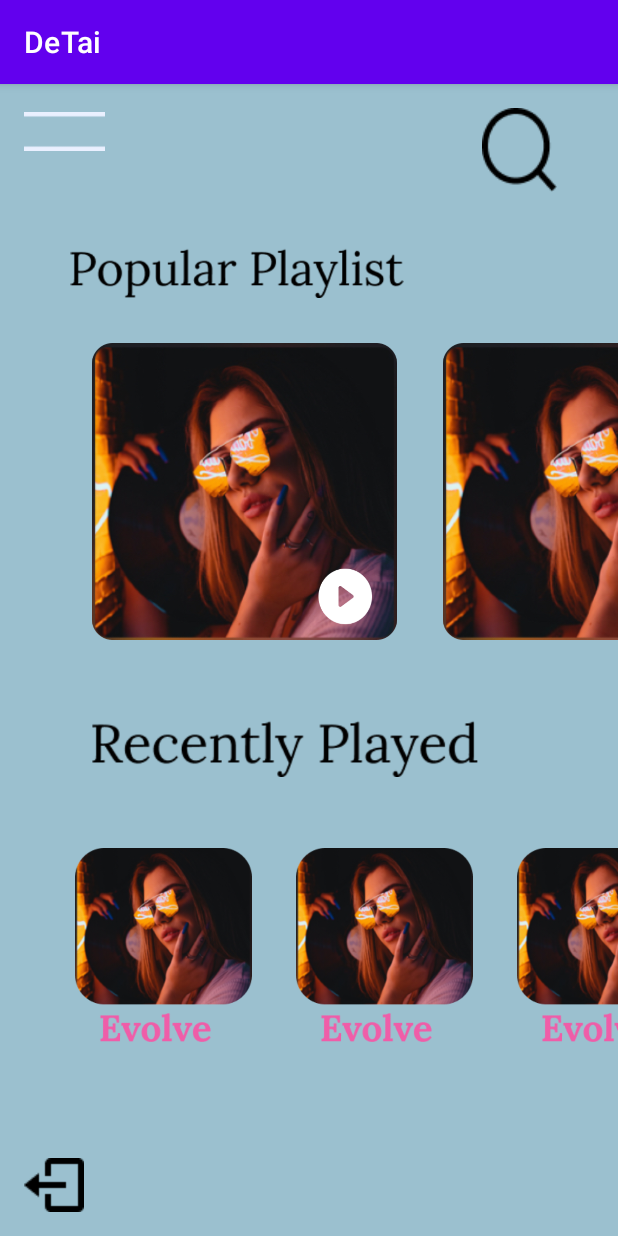
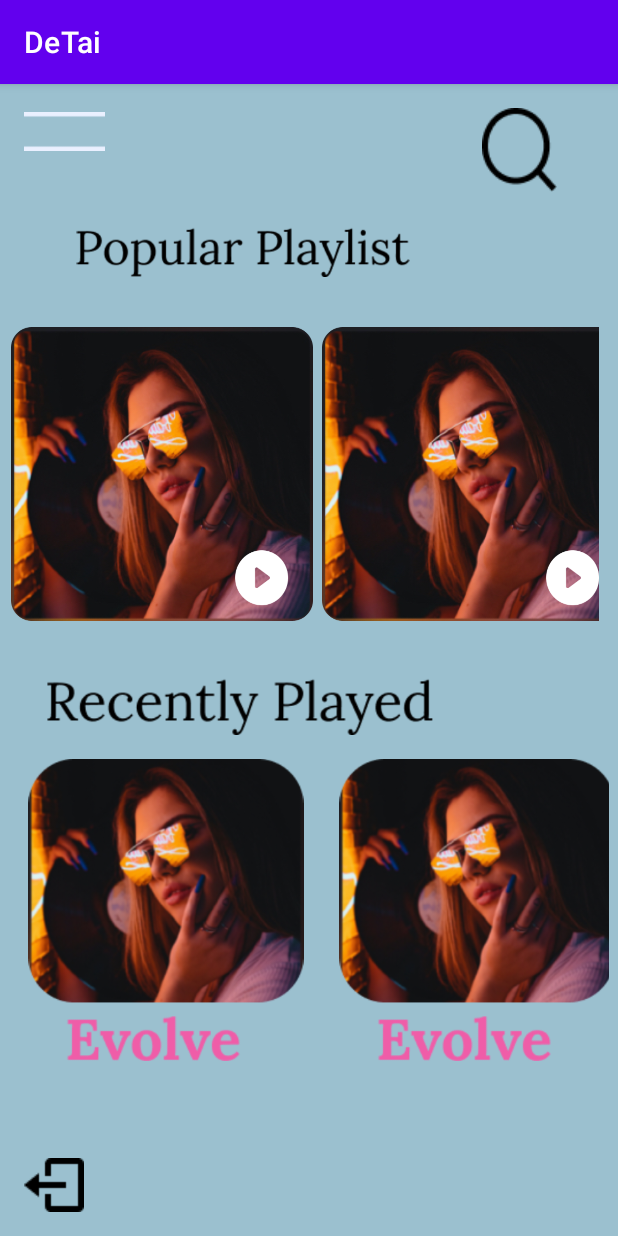
Before and after one commit to PhamXuanVu/Subproject_MA_14CTT_MaiVu, an Android app: the Screen2 screen opened directly, with no data from a screen before it, on a phone screen of 412 x 824 dp. Run offline under Robolectric (Android 15) with nearby library versions, the phone set to English and light mode, and no system bars.

Commit message:
qm update UI

```diff
--- a/app/build.gradle
+++ b/app/build.gradle
@@ -35,6 +35,7 @@ dependencies {
     implementation 'com.google.android.gms:play-services-base:17.6.0'
     implementation 'com.google.android.gms:play-services-auth:19.2.0'
     implementation 'com.google.android.gms:play-services-maps:18.0.0'
+    implementation 'org.jetbrains:annotations:15.0'
     testImplementation 'junit:junit:4.+'
     androidTestImplementation 'androidx.test.ext:junit:1.1.3'
     androidTestImplementation 'androidx.test.espresso:espresso-core:3.4.0'
--- a/app/src/main/java/com/example/detai/MainActivity.java
+++ b/app/src/main/java/com/example/detai/MainActivity.java
@@ -30,7 +30,6 @@ public class MainActivity extends AppCompatActivity {
     protected void onCreate(Bundle savedInstanceState) {
         super.onCreate(savedInstanceState);
         setContentView(R.layout.activity_main);
-
         btnLogin = findViewById(R.id.btn_gg);
         btnLogin.setOnClickListener(new View.OnClickListener() {
             @Override
--- /dev/null
+++ b/app/src/main/java/com/example/detai/SanPham.java
@@ -0,0 +1,21 @@
+package com.example.detai;
+
+public class SanPham {
+    private int anh;
+
+    public SanPham(int anh) {
+        this.anh = anh;
+    }
+
+    public SanPham() {
+    }
+
+    public int getAnh() {
+        return anh;
+    }
+
+    public void setAnh(int anh) {
+        this.anh = anh;
+    }
+
+}
--- /dev/null
+++ b/app/src/main/java/com/example/detai/SanPhamAdapter2.java
@@ -0,0 +1,62 @@
+package com.example.detai;
+
+import android.content.Context;
+import android.content.Intent;
+import android.view.LayoutInflater;
+import android.view.View;
+import android.view.ViewGroup;
+import android.widget.ImageView;
+import android.widget.TextView;
+
+import androidx.annotation.NonNull;
+import androidx.recyclerview.widget.RecyclerView;
+
+import java.util.ArrayList;
+
+public class SanPhamAdapter2 extends RecyclerView.Adapter<SanPhamAdapter2.SamPhamViewHolder> {
+    private ArrayList<SanPham> list = new ArrayList<>();
+    private Context context;
+    @NonNull
+    @Override
+    public SamPhamViewHolder onCreateViewHolder(@NonNull ViewGroup parent, int viewType) {
+        View view = LayoutInflater.from(parent.getContext()).inflate(R.layout.list_view_s2,parent,false);
+        SamPhamViewHolder samPhamViewHolder = new SamPhamViewHolder(view);
+        return samPhamViewHolder;
+    }
+
+    public SanPhamAdapter2(ArrayList<SanPham> list, Context context) {
+        this.list = list;
+        this.context = context;
+    }
+
+    @Override
+    public void onBindViewHolder(@NonNull SanPhamAdapter2.SamPhamViewHolder holder, int position) {
+        SanPham sanPham =list.get(position);
+        holder.imageView.setImageResource(sanPham.getAnh());
+    }
+
+    @Override
+    public int getItemCount() {
+        return list.size();
+    }
+
+    public class SamPhamViewHolder extends RecyclerView.ViewHolder {
+        private TextView name , gia;
+        private ImageView imageView;
+        public SamPhamViewHolder(@NonNull  View itemView) {
+            super(itemView);
+            imageView = itemView.findViewById(R.id.image);
+
+            itemView.setOnClickListener(new View.OnClickListener() {
+                @Override
+                public void onClick(View v) {
+                    int mPosition = getLayoutPosition();
+                    SanPham sanPham = list.get(mPosition);
+                    Intent intent = new Intent(context,Screen3.class);
+                    intent.putExtra("img",sanPham.getAnh());
+                    context.startActivity(intent);
+                }
+            });
+        }
+    }
+}
--- a/app/src/main/java/com/example/detai/Screen2.java
+++ b/app/src/main/java/com/example/detai/Screen2.java
@@ -2,12 +2,14 @@ package com.example.detai;
 
 import androidx.annotation.NonNull;
 import androidx.appcompat.app.AppCompatActivity;
+import androidx.recyclerview.widget.GridLayoutManager;
+import androidx.recyclerview.widget.RecyclerView;
 
 import android.content.Intent;
 import android.os.Bundle;
 import android.view.View;
-import android.widget.Button;
 import android.widget.ImageView;
+import android.widget.TextView;
 import android.widget.Toast;
 
 import com.google.android.gms.auth.api.signin.GoogleSignIn;
@@ -16,10 +18,21 @@ import com.google.android.gms.auth.api.signin.GoogleSignInOptions;
 import com.google.android.gms.tasks.OnCompleteListener;
 import com.google.android.gms.tasks.Task;
 
+import java.util.ArrayList;
+
 public class Screen2 extends AppCompatActivity {
     private ImageView img1;
     private GoogleSignInClient mGoogleSignInClient;
     private ImageView bt_logout;
+
+    private TextView textView;
+    private RecyclerView recyclerView,recyclerView2;
+    private RecyclerView.LayoutManager layoutManager;
+    private SanPhamAdapter2 adapter;
+    private ArrayList<SanPham> sanPhams = new ArrayList<>();
+
+    private ArrayList<SanPham> sanPham2s = new ArrayList<>();
+
     @Override
     protected void onCreate(Bundle savedInstanceState) {
         super.onCreate(savedInstanceState);
@@ -30,16 +43,6 @@ public class Screen2 extends AppCompatActivity {
                 .build();
         mGoogleSignInClient = GoogleSignIn.getClient(this, gso);
 
-
-
-        img1 = findViewById(R.id.img1);
-        img1.setOnClickListener(new View.OnClickListener() {
-            @Override
-            public void onClick(View view) {
-                Intent intent = new Intent(Screen2.this,Screen3.class);
-                startActivity(intent);
-            }
-        });
         bt_logout = findViewById(R.id.bt_logout);
         bt_logout.setOnClickListener(new View.OnClickListener() {
             @Override
@@ -52,6 +55,29 @@ public class Screen2 extends AppCompatActivity {
                 }
             }
         });
+
+        recyclerView = findViewById(R.id.recyclerView1);
+        sanPhams.add(new SanPham(R.drawable.img_1));
+        sanPhams.add(new SanPham(R.drawable.img_1));
+        sanPhams.add(new SanPham(R.drawable.img_1));
+        sanPhams.add(new SanPham(R.drawable.img_1));
+        sanPhams.add(new SanPham(R.drawable.img_1));
+        layoutManager = new GridLayoutManager(Screen2.this, 1, GridLayoutManager.HORIZONTAL, false);
+        adapter = new SanPhamAdapter2(sanPhams, Screen2.this);
+        recyclerView.setAdapter(adapter);
+        recyclerView.setLayoutManager(layoutManager);
+
+
+        recyclerView2 = findViewById(R.id.recyclerView2);
+        sanPham2s.add(new SanPham(R.drawable.img_2));
+        sanPham2s.add(new SanPham(R.drawable.img_2));
+        sanPham2s.add(new SanPham(R.drawable.img_2));
+        sanPham2s.add(new SanPham(R.drawable.img_2));
+        sanPham2s.add(new SanPham(R.drawable.img_2));
+        layoutManager = new GridLayoutManager(Screen2.this, 1, GridLayoutManager.HORIZONTAL, false);
+        adapter = new SanPhamAdapter2(sanPham2s, Screen2.this);
+        recyclerView2.setAdapter(adapter);
+        recyclerView2.setLayoutManager(layoutManager);
     }
     private void signOut() {
         mGoogleSignInClient.signOut()
--- a/app/src/main/res/layout/activity_main.xml
+++ b/app/src/main/res/layout/activity_main.xml
@@ -49,6 +49,7 @@
         android:layout_marginStart="102dp"
         android:layout_marginTop="43dp"
         android:ems="10"
+        android:hint="password"
         android:inputType="textPassword"
         app:layout_constraintStart_toStartOf="parent"
         app:layout_constraintTop_toBottomOf="@+id/et_user" />
--- a/app/src/main/res/layout/activity_screen2.xml
+++ b/app/src/main/res/layout/activity_screen2.xml
@@ -7,34 +7,6 @@
     android:background="#9BC0CF"
     android:backgroundTint="#9BC0CF"
     tools:context=".Screen2">
-
-    <ImageView
-        android:id="@+id/imageView9"
-        android:layout_width="234dp"
-        android:layout_height="198dp"
-        android:layout_marginTop="30dp"
-        app:layout_constraintStart_toEndOf="@+id/img1"
-        app:layout_constraintTop_toBottomOf="@+id/imageView3"
-        app:srcCompat="@drawable/img_1" />
-
-    <ImageView
-        android:id="@+id/imageView7"
-        android:layout_width="147dp"
-        android:layout_height="129dp"
-        android:layout_marginTop="47dp"
-        app:layout_constraintStart_toEndOf="@+id/imageView8"
-        app:layout_constraintTop_toBottomOf="@+id/imageView5"
-        app:srcCompat="@drawable/img_2" />
-
-    <ImageView
-        android:id="@+id/imageView8"
-        android:layout_width="147dp"
-        android:layout_height="129dp"
-        android:layout_marginStart="35dp"
-        android:layout_marginTop="47dp"
-        app:layout_constraintStart_toStartOf="parent"
-        app:layout_constraintTop_toBottomOf="@+id/imageView5"
-        app:srcCompat="@drawable/img_2" />
 
     <ImageView
         android:id="@+id/imageView"
@@ -60,40 +32,21 @@
         android:id="@+id/imageView3"
         android:layout_width="284dp"
         android:layout_height="33dp"
-        android:layout_marginStart="16dp"
-        android:layout_marginTop="62dp"
+        android:layout_marginStart="20dp"
+        android:layout_marginTop="48dp"
         app:layout_constraintStart_toStartOf="parent"
         app:layout_constraintTop_toBottomOf="@+id/imageView"
         app:srcCompat="@drawable/img_4" />
 
     <ImageView
-        android:id="@+id/img1"
-        android:layout_width="234dp"
-        android:layout_height="198dp"
-        android:layout_marginStart="46dp"
-        android:layout_marginTop="30dp"
-        app:layout_constraintStart_toStartOf="parent"
-        app:layout_constraintTop_toBottomOf="@+id/imageView3"
-        app:srcCompat="@drawable/img_1" />
-
-    <ImageView
         android:id="@+id/imageView5"
         android:layout_width="288dp"
         android:layout_height="38dp"
-        android:layout_marginStart="46dp"
-        android:layout_marginTop="53dp"
+        android:layout_marginStart="16dp"
+        android:layout_marginTop="396dp"
         app:layout_constraintStart_toStartOf="parent"
-        app:layout_constraintTop_toBottomOf="@+id/imageView9"
+        app:layout_constraintTop_toTopOf="parent"
         app:srcCompat="@drawable/img_5" />
-
-    <ImageView
-        android:id="@+id/imageView6"
-        android:layout_width="147dp"
-        android:layout_height="129dp"
-        android:layout_marginTop="47dp"
-        app:layout_constraintStart_toEndOf="@+id/imageView7"
-        app:layout_constraintTop_toBottomOf="@+id/imageView5"
-        app:srcCompat="@drawable/img_2" />
 
     <ImageView
         android:id="@+id/bt_logout"
@@ -104,4 +57,22 @@
         app:layout_constraintBottom_toBottomOf="parent"
         app:layout_constraintStart_toStartOf="parent"
         app:srcCompat="@drawable/img_26" />
+
+    <androidx.recyclerview.widget.RecyclerView
+        android:id="@+id/recyclerView1"
+        android:layout_width="398dp"
+        android:layout_height="243dp"
+        android:layout_marginStart="1dp"
+        android:layout_marginBottom="1dp"
+        app:layout_constraintBottom_toTopOf="@+id/imageView5"
+        app:layout_constraintStart_toStartOf="parent" />
+
+    <androidx.recyclerview.widget.RecyclerView
+        android:id="@+id/recyclerView2"
+        android:layout_width="402dp"
+        android:layout_height="213dp"
+        android:layout_marginStart="4dp"
+        android:layout_marginTop="8dp"
+        app:layout_constraintStart_toStartOf="parent"
+        app:layout_constraintTop_toBottomOf="@+id/imageView5" />
 </androidx.constraintlayout.widget.ConstraintLayout>
--- /dev/null
+++ b/app/src/main/res/layout/list_view_s2.xml
@@ -0,0 +1,20 @@
+<?xml version="1.0" encoding="utf-8"?>
+<androidx.constraintlayout.widget.ConstraintLayout xmlns:android="http://schemas.android.com/apk/res/android"
+    xmlns:app="http://schemas.android.com/apk/res-auto"
+    xmlns:tools="http://schemas.android.com/tools"
+    android:layout_width="wrap_content"
+    android:layout_height="wrap_content">
+
+    <ImageView
+        android:id="@+id/image"
+        android:layout_width="201dp"
+        android:layout_height="201dp"
+        android:layout_marginStart="6dp"
+        android:layout_marginTop="8dp"
+        app:layout_constraintEnd_toEndOf="parent"
+        app:layout_constraintHorizontal_bias="0.0"
+        app:layout_constraintStart_toStartOf="parent"
+        app:layout_constraintTop_toTopOf="parent"
+        app:srcCompat="@drawable/img_1" />
+
+</androidx.constraintlayout.widget.ConstraintLayout>
```
Also changed, not shown: app/src/main/java/com/example/detai/SanPhamAdapter22.java (added, +62 -0 lines), app/src/main/java/com/example/detai/SanPhamAdapter4.java (added, +61 -0 lines), app/src/main/java/com/example/detai/Screen4.java (+24 -9 lines), app/src/main/res/layout/activity_screen4.xml (+7 -30 lines), app/src/main/res/layout/list_view_s22.xml (added, +20 -0 lines), app/src/main/res/layout/list_view_s4.xml (added, +20 -0 lines).
